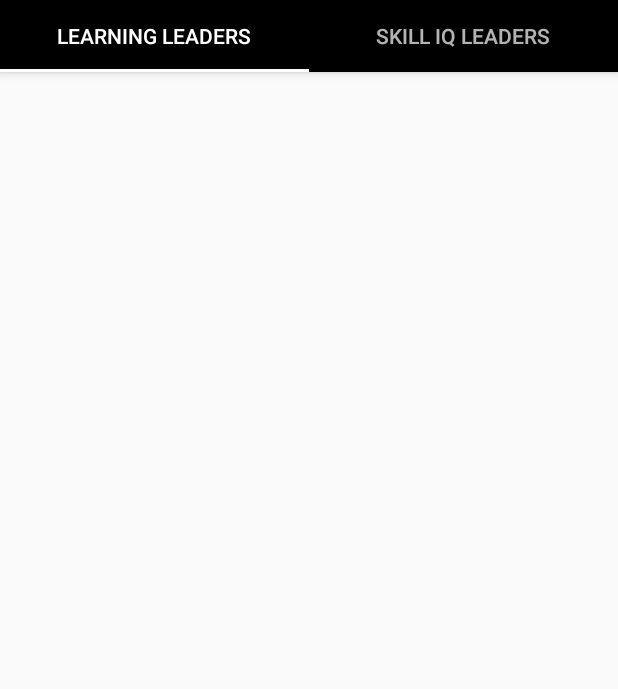
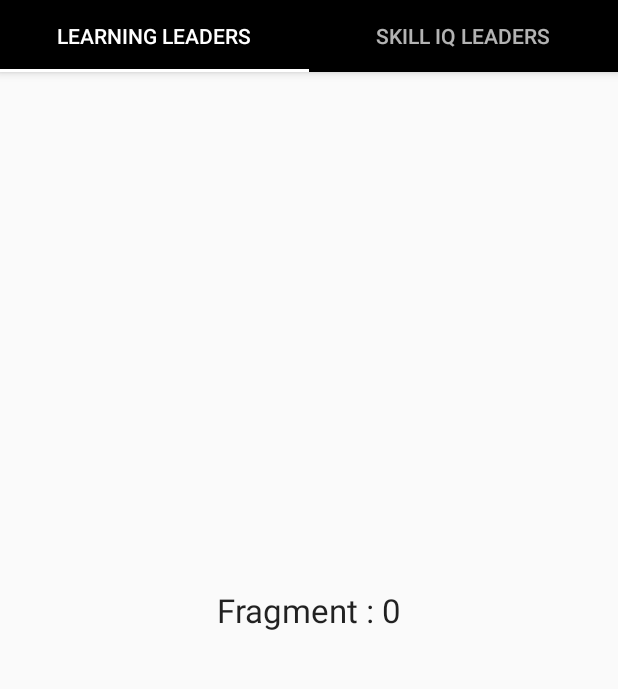
Before and after one commit to Mostafico/gadstest, an Android app: the screen it shows after launch (MainActivity), on a phone screen of 412 x 824 dp, the part 89-778 px from its top. Run offline under Robolectric (Android 15) with nearby library versions, the phone set to English and light mode, and no system bars.

Commit message:
Different data on different fragments

```diff
--- a/app/src/main/java/com/example/myapplication/ui/main/MainFragment.java
+++ b/app/src/main/java/com/example/myapplication/ui/main/MainFragment.java
@@ -4,6 +4,7 @@ import android.os.Bundle;
 import android.view.LayoutInflater;
 import android.view.View;
 import android.view.ViewGroup;
+import android.widget.TextView;
 
 import androidx.annotation.NonNull;
 import androidx.annotation.Nullable;
@@ -12,9 +13,16 @@ import androidx.fragment.app.Fragment;
 import com.example.myapplication.R;
 
 public class MainFragment extends Fragment {
+    private int index;
+    MainFragment(int index){
+        this.index = index;
+    }
     @Nullable
     @Override
     public View onCreateView(@NonNull LayoutInflater inflater, @Nullable ViewGroup container, @Nullable Bundle savedInstanceState) {
-        return inflater.inflate(R.layout.fragment_main, container, false);
+        View root = inflater.inflate(R.layout.fragment_main, container, false);
+        TextView tvMain = root.findViewById(R.id.tv_main);
+        tvMain.setText("Fragment : " + index);
+        return root;
     }
 }
--- a/app/src/main/java/com/example/myapplication/ui/main/SectionsPagerAdapter.java
+++ b/app/src/main/java/com/example/myapplication/ui/main/SectionsPagerAdapter.java
@@ -32,10 +32,10 @@ public class SectionsPagerAdapter extends FragmentPagerAdapter {
 
         switch (position){
             case 0:
-                fragment = new MainFragment();
+                fragment = new MainFragment(position);
                 break;
             case 1:
-                fragment = new MainFragment();
+                fragment = new MainFragment(position);
                 break;
         }
         return fragment;
--- a/app/src/main/res/layout/fragment_main.xml
+++ b/app/src/main/res/layout/fragment_main.xml
@@ -4,20 +4,17 @@
     xmlns:tools="http://schemas.android.com/tools"
     android:id="@+id/constraintLayout"
     android:layout_width="match_parent"
-    android:layout_height="match_parent"
-    tools:context=".ui.main.PlaceholderFragment">
+    android:layout_height="match_parent">
+
 
     <TextView
-        android:id="@+id/section_label"
+        android:id="@+id/tv_main"
         android:layout_width="wrap_content"
         android:layout_height="wrap_content"
-        android:layout_marginStart="@dimen/activity_horizontal_margin"
-        android:layout_marginTop="@dimen/activity_vertical_margin"
-        android:layout_marginEnd="@dimen/activity_horizontal_margin"
-        android:layout_marginBottom="@dimen/activity_vertical_margin"
-        app:layout_constraintLeft_toLeftOf="parent"
-        app:layout_constraintTop_toTopOf="@+id/constraintLayout"
-        tools:layout_constraintLeft_creator="1"
-        tools:layout_constraintTop_creator="1" />
-
+        android:text="TextView"
+        android:textAppearance="@style/TextAppearance.AppCompat.Large"
+        app:layout_constraintBottom_toBottomOf="parent"
+        app:layout_constraintEnd_toEndOf="parent"
+        app:layout_constraintStart_toStartOf="parent"
+        app:layout_constraintTop_toTopOf="parent" />
 </androidx.constraintlayout.widget.ConstraintLayout>
```
